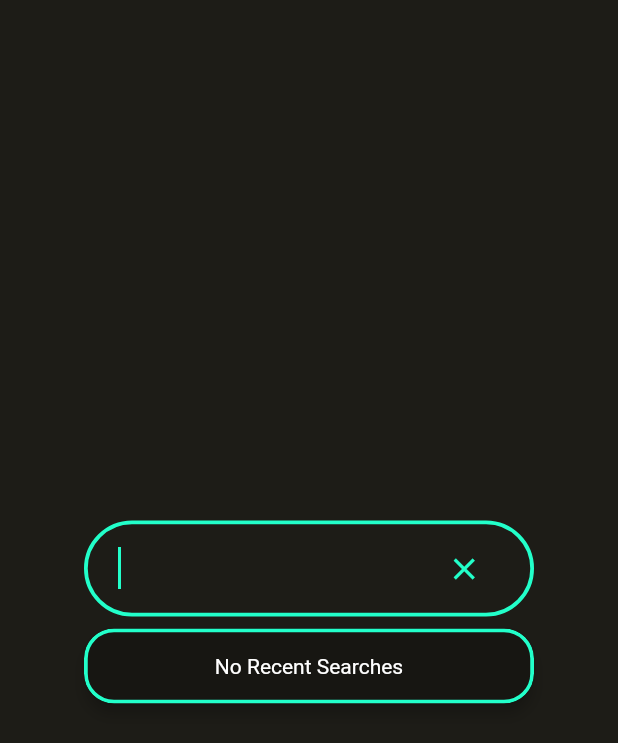
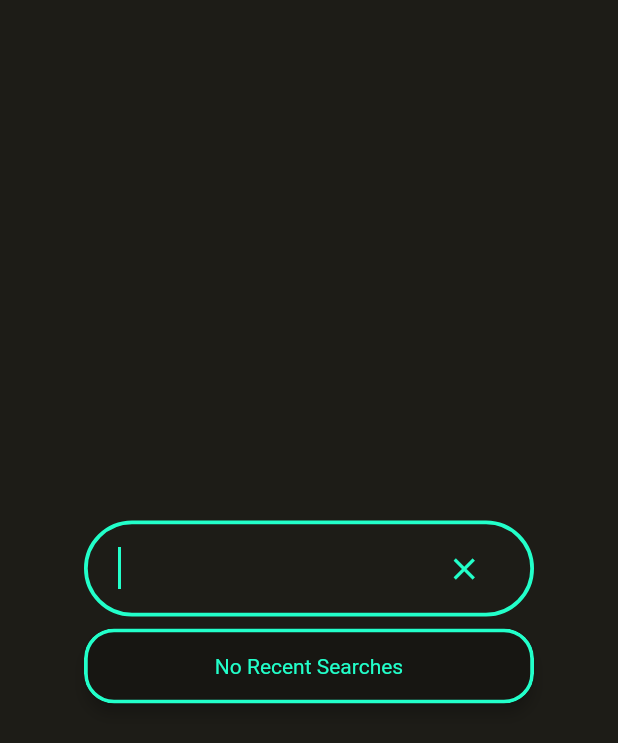
Before and after one commit to LCostaN/concepta_flutter_test, a Flutter app: the screen it shows after launch, after a tap on the "search" icon, on a phone screen of 412 x 824 dp. Shown: the top 743 px of the screen. Run offline on Flutter 3.47's test engine with Material 2 defaults, Android fonts, the phone set to English and light mode, and no system bars; our stand-ins replace shared_preferences; missing offline and left inert: pub_api_client.

Commit message:
fix style

```diff
--- a/lib/ui/app/app_theme.dart
+++ b/lib/ui/app/app_theme.dart
@@ -39,8 +39,7 @@ ThemeData get theme => ThemeData.dark().copyWith(
           fontSize: 24,
           fontWeight: FontWeight.bold,
         ),
-        titleSmall: TextStyle(
-          color: _primaryColor
-        ),
+        titleSmall: TextStyle(color: _primaryColor),
+        bodyMedium: TextStyle(color: _primaryColor),
       ),
     );
```
Also changed, not shown: lib/main.dart (line endings or trailing spaces).
